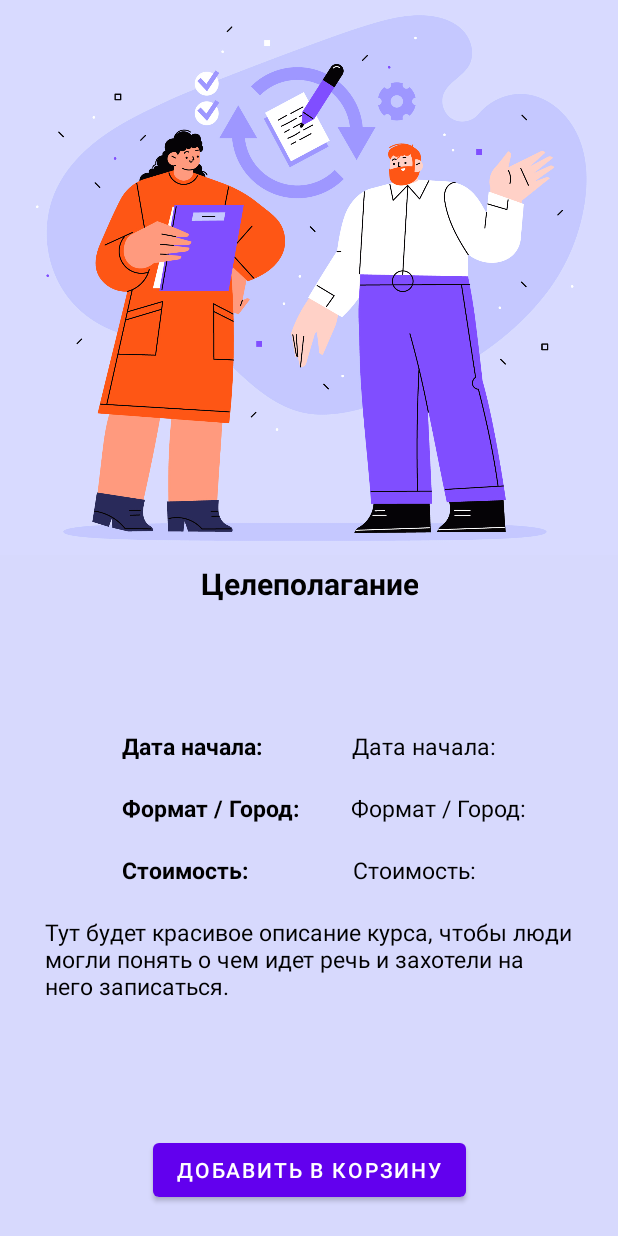
After one commit to MarinaShnyakina/YourWay_PetProject, an Android app: the layout course_page.xml on its own in the app's theme, with its tools: preview values and no code run, on a phone screen of 412 x 824 dp. The commit adds this screen. Run offline under Robolectric (Android 15) with nearby library versions, the phone set to English and light mode, and no system bars.

Commit message:
Added some course information

```diff
--- a/app/src/main/AndroidManifest.xml
+++ b/app/src/main/AndroidManifest.xml
@@ -11,6 +11,9 @@
         android:supportsRtl="true"
         android:theme="@style/Theme.YourWay_PetProject"
         tools:targetApi="31">
+        <activity
+            android:name=".Courses.CoursePage"
+            android:exported="false" />
         <activity
             android:name=".Menu.Glider"
             android:exported="false" />
--- a/app/src/main/java/com/example/yourway_petproject/Adapters/CourseAdapter.java
+++ b/app/src/main/java/com/example/yourway_petproject/Adapters/CourseAdapter.java
@@ -1,19 +1,23 @@
 package com.example.yourway_petproject.Adapters;
 
 
+import android.app.Activity;
+import android.app.ActivityOptions;
 import android.content.Context;
+import android.content.Intent;
 import android.graphics.Color;
+import android.util.Pair;
 import android.view.LayoutInflater;
 import android.view.View;
 import android.view.ViewGroup;
 import android.widget.ImageView;
-import android.widget.LinearLayout;
 import android.widget.TextView;
 
 import androidx.annotation.NonNull;
 import androidx.cardview.widget.CardView;
 import androidx.recyclerview.widget.RecyclerView;
 
+import com.example.yourway_petproject.Courses.CoursePage;
 import com.example.yourway_petproject.Models.Course;
 import com.example.yourway_petproject.R;
 
@@ -47,6 +51,26 @@ public class CourseAdapter extends RecyclerView.Adapter<CourseAdapter.CourseView
         holder.courseDate.setText(courses.get(position).getDate());
         holder.courseFormat.setText(courses.get(position).getFormat());
         holder.coursePrice.setText(courses.get(position).getPrice());
+
+        holder.itemView.setOnClickListener(new View.OnClickListener() {
+            @Override
+            public void onClick(View v) {
+                Intent intent = new Intent(context, CoursePage.class);
+
+                ActivityOptions options = ActivityOptions.makeSceneTransitionAnimation(
+                        (Activity) context, new Pair<View, String>(holder.courseImage, "courseImage"));
+
+                intent.putExtra("courseBack", Color.parseColor(courses.get(position).getColor()));
+                intent.putExtra("courseImage", imageId);
+                intent.putExtra("courseTitle", courses.get(position).getTitle());
+                intent.putExtra("courseDate", courses.get(position).getDate());
+                intent.putExtra("courseFormat", courses.get(position).getFormat());
+                intent.putExtra("coursePrice", courses.get(position).getPrice());
+                intent.putExtra("courseTextPage", courses.get(position).getTextPage());
+
+                context.startActivity(intent, options.toBundle());
+            }
+        });
     }
 
     @Override
--- /dev/null
+++ b/app/src/main/java/com/example/yourway_petproject/Courses/CoursePage.java
@@ -0,0 +1,39 @@
+package com.example.yourway_petproject.Courses;
+
+import androidx.appcompat.app.AppCompatActivity;
+import androidx.constraintlayout.widget.ConstraintLayout;
+
+import android.os.Bundle;
+import android.widget.ImageView;
+import android.widget.TextView;
+
+import com.example.yourway_petproject.R;
+
+public class CoursePage extends AppCompatActivity {
+
+
+
+    @Override
+    protected void onCreate(Bundle savedInstanceState) {
+        super.onCreate(savedInstanceState);
+        setContentView(R.layout.course_page);
+
+        ConstraintLayout courseBack = findViewById(R.id.backCoursePage);
+        ImageView courseImage = findViewById(R.id.imageCoursePage);
+        TextView courseTitle = findViewById(R.id.titleCoursePage);
+        TextView dateCoursePage = findViewById(R.id.dateCoursePage);
+        TextView formatCoursePage = findViewById(R.id.formatCoursePage);
+        TextView priceCoursePage = findViewById(R.id.priceCoursePage);
+        TextView textCoursePage = findViewById(R.id.textCoursePage);
+
+        courseBack.setBackgroundColor(getIntent().getIntExtra("courseBack", 0));
+        courseImage.setImageResource(getIntent().getIntExtra("courseImage", 0));
+        courseTitle.setText(getIntent().getStringExtra("courseTitle"));
+        dateCoursePage.setText(getIntent().getStringExtra("dateCoursePage"));
+        formatCoursePage.setText(getIntent().getStringExtra("formatCoursePage"));
+        priceCoursePage.setText(getIntent().getStringExtra("priceCoursePage"));
+        textCoursePage.setText(getIntent().getStringExtra("textCoursePage"));
+
+
+    }
+}
--- a/app/src/main/java/com/example/yourway_petproject/Menu/Courses.java
+++ b/app/src/main/java/com/example/yourway_petproject/Menu/Courses.java
@@ -38,11 +38,11 @@ public class Courses extends AppCompatActivity {
         setCategoryRecycler(categoryList);
 
         List<Course> courseList = new ArrayList<>();
-        courseList.add(new Course(1, "coursegoalsetting", "Целеполагание", "24 апреля", "Онлайн", "1499 рублей", "#D7D9FD"));
-        courseList.add(new Course(2, "courseacceptanceofemotions", "Принятие эмоций", "1 мая", "Нижний Новгород", "2999 рублей", "#D1F6FD"));
-        courseList.add(new Course(3, "courseselflove", "Любовь к себе", "11 мая", "Онлайн", "Бесплатно", "#FADEC6"));
-        courseList.add(new Course(4, "courseimpostorsyndrome", "Синдром самозванца", "1 июня", "Онлайн", "999 рублей", "#C4C7FC"));
-        courseList.add(new Course(5, "coursesresourses", "Ресурсы", "13 июня", "Москва", "4999 рублей", "#FBE8D6"));
+        courseList.add(new Course(1, "coursegoalsetting", "Целеполагание", "24 апреля", "Онлайн", "1499 рублей", "#D7D9FD", "@string/coursePageDesc"));
+        courseList.add(new Course(2, "courseacceptanceofemotions", "Принятие эмоций", "1 мая", "Нижний Новгород", "2999 рублей", "#D1F6FD", "@string/coursePageDesc"));
+        courseList.add(new Course(3, "courseselflove", "Любовь к себе", "11 мая", "Онлайн", "Бесплатно", "#FADEC6", "@string/coursePageDesc"));
+        courseList.add(new Course(4, "courseimpostorsyndrome", "Синдром самозванца", "1 июня", "Онлайн", "999 рублей", "#C4C7FC", "@string/coursePageDesc"));
+        courseList.add(new Course(5, "coursesresourses", "Ресурсы", "13 июня", "Москва", "4999 рублей", "#FBE8D6", "@string/coursePageDesc"));
 
         setCourseRecycler(courseList);
     }
--- a/app/src/main/java/com/example/yourway_petproject/Models/Course.java
+++ b/app/src/main/java/com/example/yourway_petproject/Models/Course.java
@@ -3,9 +3,9 @@ package com.example.yourway_petproject.Models;
 public class Course {
 
     int id;
-    String img, title, date, format, price, color;
+    String img, title, date, format, price, color, textPage;
 
-    public Course(int id, String img, String title, String date, String format, String price, String color) {
+    public Course(int id, String img, String title, String date, String format, String price, String color, String textPage) {
         this.id = id;
         this.img = img;
         this.title = title;
@@ -13,6 +13,7 @@ public class Course {
         this.format = format;
         this.price = price;
         this.color = color;
+        this.textPage = textPage;
     }
 
     public int getId() {
@@ -70,4 +71,12 @@ public class Course {
     public void setColor(String color) {
         this.color = color;
     }
+
+    public String getTextPage() {
+        return textPage;
+    }
+
+    public void setTextPage(String textPage) {
+        this.textPage = textPage;
+    }
 }
--- a/app/src/main/res/layout/activity_main.xml
+++ b/app/src/main/res/layout/activity_main.xml
@@ -9,7 +9,7 @@
     tools:context=".MainActivity">
 
     <ImageView
-        android:id="@+id/imageView"
+        android:id="@+id/imageMainView"
         android:layout_width="wrap_content"
         android:layout_height="wrap_content"
         android:layout_marginBottom="350dp"
--- a/app/src/main/res/layout/course_item.xml
+++ b/app/src/main/res/layout/course_item.xml
@@ -27,6 +27,7 @@
                 android:layout_width="300dp"
                 android:layout_height="300dp"
                 android:contentDescription="@string/courseGoalSetting"
+                android:transitionName="courseImage"
                 app:srcCompat="@drawable/coursegoalsetting" />
 
             <TextView
--- /dev/null
+++ b/app/src/main/res/layout/course_page.xml
@@ -0,0 +1,165 @@
+<?xml version="1.0" encoding="utf-8"?>
+<androidx.constraintlayout.widget.ConstraintLayout xmlns:android="http://schemas.android.com/apk/res/android"
+    xmlns:app="http://schemas.android.com/apk/res-auto"
+    xmlns:tools="http://schemas.android.com/tools"
+    android:layout_width="match_parent"
+    android:layout_height="match_parent"
+    android:background="@color/backCourseGoalSetting"
+    android:id="@+id/backCoursePage"
+    tools:context=".Courses.CoursePage">
+
+    <ImageView
+        android:id="@+id/imageCoursePage"
+        android:layout_width="0dp"
+        android:layout_height="370dp"
+        android:contentDescription="@string/courseGoalSetting"
+        android:scaleType="centerCrop"
+        android:transitionName="courseImage"
+        app:layout_constraintEnd_toEndOf="parent"
+        app:layout_constraintStart_toStartOf="parent"
+        app:layout_constraintTop_toTopOf="parent"
+        app:srcCompat="@drawable/coursegoalsetting" />
+
+    <TextView
+        android:id="@+id/titleCoursePage"
+        android:layout_width="wrap_content"
+        android:layout_height="wrap_content"
+        android:layout_marginTop="5dp"
+        android:gravity="center"
+        android:text="@string/courseGoalSetting"
+        android:textColor="@color/black"
+        android:textSize="20sp"
+        android:textStyle="bold"
+        app:layout_constraintEnd_toEndOf="parent"
+        app:layout_constraintStart_toStartOf="parent"
+        app:layout_constraintTop_toBottomOf="@+id/imageCoursePage" />
+
+    <androidx.cardview.widget.CardView
+        android:id="@+id/courseBack"
+        android:layout_width="wrap_content"
+        android:layout_height="wrap_content"
+        android:layout_marginTop="20dp"
+        android:layout_marginBottom="180dp"
+        app:contentPaddingBottom="10dp"
+        app:cardElevation="0dp"
+        app:cardBackgroundColor="@android:color/transparent"
+        app:layout_constraintBottom_toBottomOf="parent"
+        app:layout_constraintEnd_toEndOf="parent"
+        app:layout_constraintStart_toStartOf="parent"
+        app:layout_constraintTop_toBottomOf="@+id/titleCoursePage">
+
+        <LinearLayout
+            android:layout_width="wrap_content"
+            android:layout_height="wrap_content"
+            android:orientation="vertical">
+
+            <LinearLayout
+                android:layout_width="wrap_content"
+                android:layout_height="match_parent">
+
+                <TextView
+                    android:layout_width="wrap_content"
+                    android:layout_height="wrap_content"
+                    android:layout_marginStart="20dp"
+                    android:layout_marginTop="20dp"
+                    android:text="@string/courseStartData"
+                    android:textColor="@color/black"
+                    android:textSize="15sp"
+                    android:textStyle="bold" />
+
+                <TextView
+                    android:id="@+id/dateCoursePage"
+                    android:layout_width="wrap_content"
+                    android:layout_height="wrap_content"
+                    android:layout_marginStart="60dp"
+                    android:layout_marginTop="20dp"
+                    android:text="@string/courseStartData"
+                    android:textColor="@color/black"
+                    android:textSize="15sp" />
+
+            </LinearLayout>
+
+            <LinearLayout
+                android:layout_width="wrap_content"
+                android:layout_height="match_parent"
+                android:layout_marginTop="10dp">
+
+                <TextView
+                    android:layout_width="wrap_content"
+                    android:layout_height="wrap_content"
+                    android:layout_marginStart="20dp"
+                    android:layout_marginTop="10dp"
+                    android:text="@string/courseFormat"
+                    android:textColor="@color/black"
+                    android:textSize="15sp"
+                    android:textStyle="bold" />
+
+                <TextView
+                    android:id="@+id/formatCoursePage"
+                    android:layout_width="wrap_content"
+                    android:layout_height="wrap_content"
+                    android:layout_marginStart="34dp"
+                    android:layout_marginTop="10dp"
+                    android:text="@string/courseFormat"
+                    android:textColor="@color/black"
+                    android:textSize="15sp" />
+
+            </LinearLayout>
+
+            <LinearLayout
+                android:layout_width="wrap_content"
+                android:layout_height="match_parent"
+                android:layout_marginTop="10dp">
+
+                <TextView
+                    android:layout_width="wrap_content"
+                    android:layout_height="wrap_content"
+                    android:layout_marginStart="20dp"
+                    android:layout_marginTop="10dp"
+                    android:text="@string/coursePrice"
+                    android:textColor="@color/black"
+                    android:textSize="15sp"
+                    android:textStyle="bold" />
+
+                <TextView
+                    android:id="@+id/priceCoursePage"
+                    android:layout_width="wrap_content"
+                    android:layout_height="wrap_content"
+                    android:layout_marginStart="70dp"
+                    android:layout_marginTop="10dp"
+                    android:text="@string/coursePrice"
+                    android:textColor="@color/black"
+                    android:textSize="15sp" />
+
+            </LinearLayout>
+
+        </LinearLayout>
+
+    </androidx.cardview.widget.CardView>
+
+    <TextView
+        android:id="@+id/textCoursePage"
+        android:layout_width="match_parent"
+        android:layout_height="wrap_content"
+        android:layout_marginStart="30dp"
+        android:layout_marginTop="10dp"
+        android:layout_marginEnd="30dp"
+        android:text="@string/coursePageDesc"
+        android:textColor="@color/black"
+        android:textSize="15sp"
+        app:layout_constraintEnd_toEndOf="parent"
+        app:layout_constraintStart_toStartOf="parent"
+        app:layout_constraintTop_toBottomOf="@+id/courseBack" />
+
+    <Button
+        android:id="@+id/buttonAddCourse"
+        android:layout_width="wrap_content"
+        android:layout_height="wrap_content"
+        android:layout_marginTop="10dp"
+        android:layout_marginBottom="20dp"
+        android:layout_weight="1"
+        android:text="@string/buttonAddCourse"
+        app:layout_constraintBottom_toBottomOf="parent"
+        app:layout_constraintEnd_toEndOf="parent"
+        app:layout_constraintStart_toStartOf="parent" />
+</androidx.constraintlayout.widget.ConstraintLayout>
--- a/app/src/main/res/values-night/themes.xml
+++ b/app/src/main/res/values-night/themes.xml
@@ -12,5 +12,18 @@
         <!-- Status bar color. -->
         <item name="android:statusBarColor">?attr/colorPrimaryVariant</item>
         <!-- Customize your theme here. -->
+        <item name="android:windowActivityTransitions">true</item>
     </style>
+
+    <style name="MySwitch" parent="Theme.AppCompat.Light">
+        <!-- активное состояние (30% прозрачности для фона) -->
+        <item name="colorControlActivated">@color/textService</item>
+
+        <!-- неактивное состояние ползунка -->
+        <item name="colorSwitchThumbNormal">@color/back</item>
+
+        <!-- цвет дорожки для неактивного состояния (30% прозрачности) -->
+        <item name="android:colorForeground">@color/register</item>
+    </style>
+
 </resources>
--- a/app/src/main/res/values/strings.xml
+++ b/app/src/main/res/values/strings.xml
@@ -55,5 +55,7 @@
     <string name="courseStartData">Дата начала: </string>
     <string name="courseFormat">Формат / Город:  </string>
     <string name="coursePrice">Стоимость: </string>
+    <string name="buttonAddCourse">Добавить в корзину</string>
+    <string name="coursePageDesc">Тут будет красивое описание курса, чтобы люди могли понять о чем идет речь и захотели на него записаться.</string>
 
 </resources>
--- a/app/src/main/res/values/themes.xml
+++ b/app/src/main/res/values/themes.xml
@@ -12,6 +12,7 @@
         <!-- Status bar color. -->
         <item name="android:statusBarColor">?attr/colorPrimaryVariant</item>
         <!-- Customize your theme here. -->
+        <item name="android:windowActivityTransitions">true</item>
     </style>
 
     <style name="MySwitch" parent="Theme.AppCompat.Light">
```
